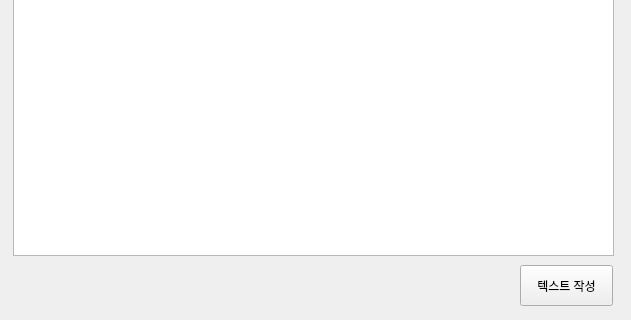
This is administration.ui in withdongyeong/stt_team3 as Qt 5 draws it before an edit; both pictures show x 0 to 631 and y 465 to 785 of the 631 by 785 pixel window. The edited form follows.
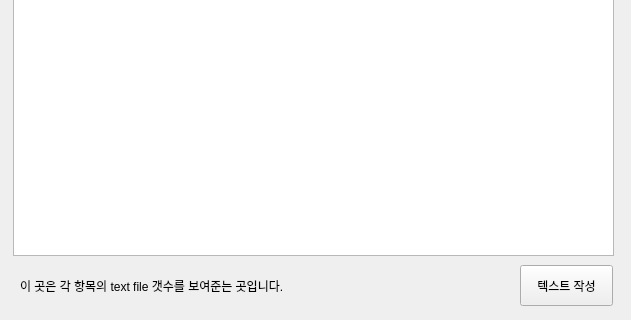
This is the edited form.

Commit message: function which is able to set file path is updated

```diff
--- a/administration.ui
+++ b/administration.ui
@@ -109,6 +109,19 @@
     <string>텍스트 작성</string>
    </property>
   </widget>
+  <widget class="QLabel" name="showStateLabel">
+   <property name="geometry">
+    <rect>
+     <x>20</x>
+     <y>740</y>
+     <width>491</width>
+     <height>21</height>
+    </rect>
+   </property>
+   <property name="text">
+    <string>이 곳은 각 항목의 text file 갯수를 보여준는 곳입니다. </string>
+   </property>
+  </widget>
  </widget>
  <resources/>
  <connections/>
```
The commit also changes 1 other file.
